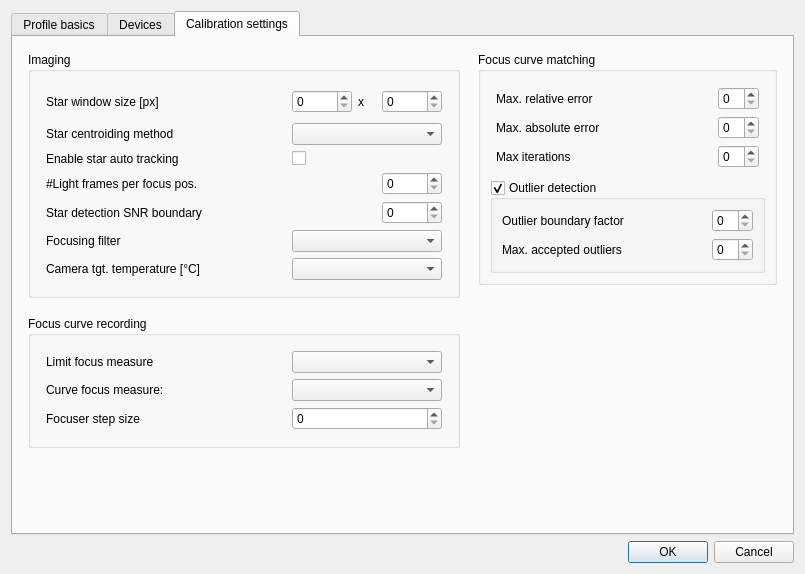
Old version of the form source/focus_finder/gui/profile_settings_dialog.ui in the repository carsten0x51h/focus_finder.
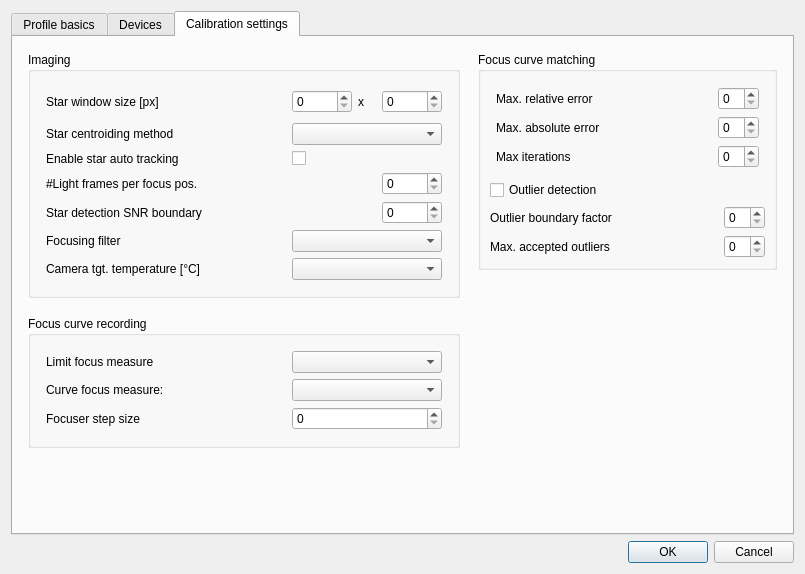
New version of the form. Icons and pictures are not drawn. Custom widgets are drawn as their Qt base class.

```diff
--- a/source/focus_finder/gui/profile_settings_dialog.ui
+++ b/source/focus_finder/gui/profile_settings_dialog.ui
@@ -663,6 +663,43 @@
               <string>Focus curve matching</string>
              </property>
              <layout class="QGridLayout" name="gridLayout_18">
+              <item row="2" column="0">
+               <layout class="QGridLayout" name="gridLayout_5">
+                <item row="0" column="2">
+                 <widget class="QSpinBox" name="spinBox_10"/>
+                </item>
+                <item row="1" column="2">
+                 <widget class="QSpinBox" name="spinBox_11"/>
+                </item>
+                <item row="0" column="0">
+                 <widget class="QLabel" name="label_12">
+                  <property name="text">
+                   <string>Outlier boundary factor</string>
+                  </property>
+                 </widget>
+                </item>
+                <item row="0" column="1">
+                 <spacer name="horizontalSpacer_7">
+                  <property name="orientation">
+                   <enum>Qt::Horizontal</enum>
+                  </property>
+                  <property name="sizeHint" stdset="0">
+                   <size>
+                    <width>40</width>
+                    <height>20</height>
+                   </size>
+                  </property>
+                 </spacer>
+                </item>
+                <item row="1" column="0">
+                 <widget class="QLabel" name="label_29">
+                  <property name="text">
+                   <string>Max. accepted outliers</string>
+                  </property>
+                 </widget>
+                </item>
+               </layout>
+              </item>
               <item row="0" column="0">
                <layout class="QGridLayout" name="gridLayout_17" rowstretch="0,0,0" columnstretch="0,0,0">
                 <property name="leftMargin">
@@ -723,52 +760,10 @@
                </layout>
               </item>
               <item row="1" column="0">
-               <widget class="QgsCollapsibleGroupBox" name="mGroupBox">
-                <property name="title">
+               <widget class="QCheckBox" name="checkBox">
+                <property name="text">
                  <string>Outlier detection</string>
                 </property>
-                <property name="checkable">
-                 <bool>true</bool>
-                </property>
-                <layout class="QGridLayout" name="gridLayout_22">
-                 <item row="0" column="0">
-                  <layout class="QGridLayout" name="gridLayout_5">
-                   <item row="0" column="2">
-                    <widget class="QSpinBox" name="spinBox_10"/>
-                   </item>
-                   <item row="1" column="2">
-                    <widget class="QSpinBox" name="spinBox_11"/>
-                   </item>
-                   <item row="0" column="0">
-                    <widget class="QLabel" name="label_12">
-                     <property name="text">
-                      <string>Outlier boundary factor</string>
-                     </property>
-                    </widget>
-                   </item>
-                   <item row="0" column="1">
-                    <spacer name="horizontalSpacer_7">
-                     <property name="orientation">
-                      <enum>Qt::Horizontal</enum>
-                     </property>
-                     <property name="sizeHint" stdset="0">
-                      <size>
-                       <width>40</width>
-                       <height>20</height>
-                      </size>
-                     </property>
-                    </spacer>
-                   </item>
-                   <item row="1" column="0">
-                    <widget class="QLabel" name="label_29">
-                     <property name="text">
-                      <string>Max. accepted outliers</string>
-                     </property>
-                    </widget>
-                   </item>
-                  </layout>
-                 </item>
-                </layout>
                </widget>
               </item>
              </layout>
@@ -807,14 +802,6 @@
    </item>
   </layout>
  </widget>
- <customwidgets>
-  <customwidget>
-   <class>QgsCollapsibleGroupBox</class>
-   <extends>QGroupBox</extends>
-   <header>qgscollapsiblegroupbox.h</header>
-   <container>1</container>
-  </customwidget>
- </customwidgets>
  <resources>
   <include location="../../../resources/res.qrc"/>
  </resources>
```
